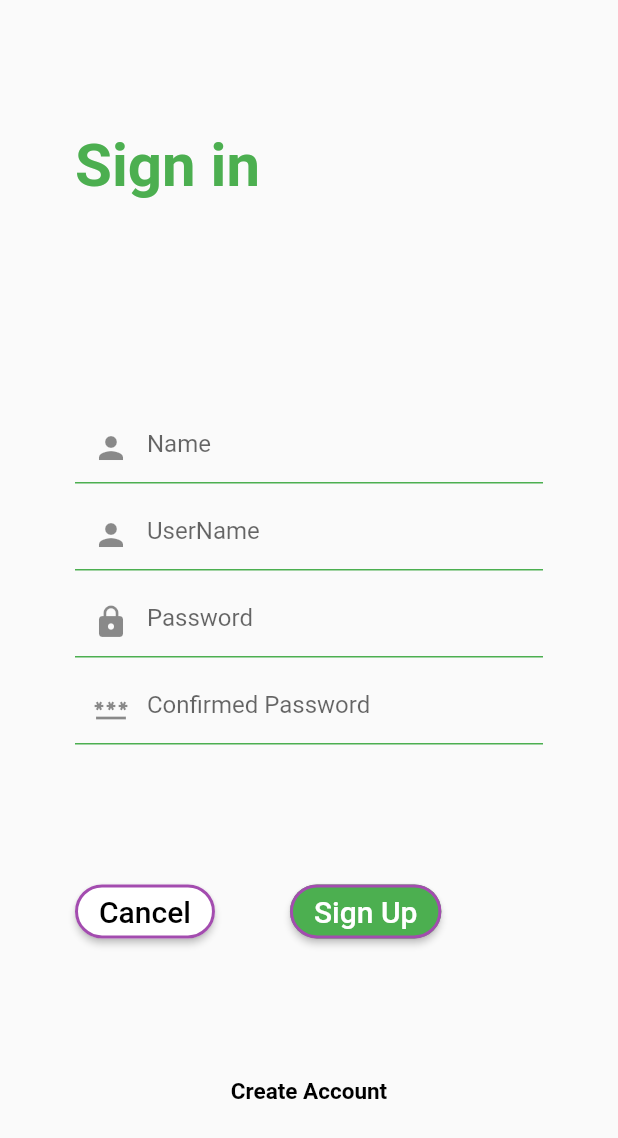
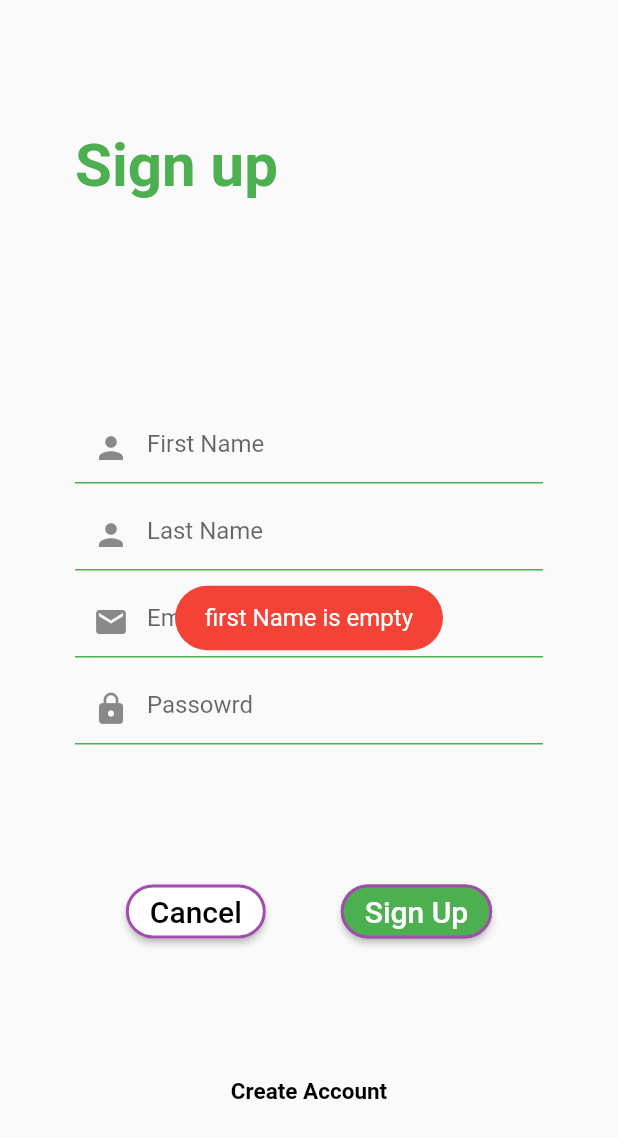
Before and after one commit to Nc-upadhyay/foodOrderingFlutterApp, a Flutter app: the SingUpPagge screen opened by its route, after a tap on "Sign Up", on a phone screen of 412 x 824 dp. Shown: the top 1138 px of the screen. Run offline on Flutter 3.47's test engine with Material 2 defaults, Android fonts, the phone set to English and light mode, and no system bars; drawn by our look-alikes of animated_text_kit; our stand-ins replace fluttertoast; missing offline and left inert: dart:html.

Commit message:
sign in up functionality

```diff
--- /dev/null
+++ b/lib/welcome/TextField.dart
@@ -0,0 +1,26 @@
+import 'package:flutter/material.dart';
+import 'package:flutter/src/widgets/container.dart';
+import 'package:flutter/src/widgets/framework.dart';
+
+class MyTextField extends StatelessWidget {
+  final String hint;
+  final Icon icon;
+  final bool textHidden;
+  final TextEditingController textEditingController;
+  const MyTextField(
+      this.hint, this.icon, this.textHidden, this.textEditingController,
+      {super.key});
+
+  @override
+  Widget build(BuildContext context) {
+    return TextFormField(
+      obscureText: textHidden,
+      controller: textEditingController,
+      decoration: InputDecoration(
+          hintText: hint,
+          prefixIcon: icon,
+          enabledBorder: UnderlineInputBorder(
+              borderSide: BorderSide(color: Colors.green))),
+    );
+  }
+}
--- a/lib/welcome/loginPage.dart
+++ b/lib/welcome/loginPage.dart
@@ -1,6 +1,7 @@
 import 'package:flutter/cupertino.dart';
 import 'package:flutter/material.dart';
 import 'package:animated_text_kit/animated_text_kit.dart';
+import 'package:food_ordering_app/welcome/TextField.dart';
 
 class LoginPage extends StatelessWidget {
   Widget build(BuildContext context) {
@@ -34,11 +35,13 @@ class LoginPage extends StatelessWidget {
           ),
           Column(
             children: [
-              textField("User name/Email", Icon(Icons.email)),
+              MyTextField(
+                  "Email", Icon(Icons.email), false, TextEditingController()),
               SizedBox(
                 height: 30,
               ),
-              textField('Password', Icon(Icons.lock))
+              MyTextField(
+                  'Password', Icon(Icons.lock), true, TextEditingController())
             ],
           ),
           Container(
@@ -85,17 +88,4 @@ class LoginPage extends StatelessWidget {
       ),
     );
   }
-
-  Widget textField(String hint, Icon icon) {
-    return TextFormField(
-      decoration: InputDecoration(
-          prefixIcon: icon,
-          hintText: hint,
-          hintStyle: const TextStyle(
-            color: Colors.black,
-          ),
-          enabledBorder: const UnderlineInputBorder(
-              borderSide: const BorderSide(color: Colors.green))),
-    );
-  }
 }
--- a/lib/welcome/signupPage.dart
+++ b/lib/welcome/signupPage.dart
@@ -1,9 +1,44 @@
+import 'dart:html';
+
 import 'package:animated_text_kit/animated_text_kit.dart';
 import 'package:flutter/material.dart';
+import 'package:fluttertoast/fluttertoast.dart';
 
-class SingUpPagge extends StatelessWidget {
+import 'TextField.dart';
+
+class SingUpPagge extends StatefulWidget {
+  @override
+  State<SingUpPagge> createState() => _SingUpPaggeState();
+}
+
+class _SingUpPaggeState extends State<SingUpPagge> {
+  GlobalKey<ScaffoldState> globalKey = GlobalKey();
+  TextEditingController firstName = new TextEditingController();
+  TextEditingController lastName = new TextEditingController();
+  TextEditingController email = new TextEditingController();
+  TextEditingController password = new TextEditingController();
+
+  void validation() {
+    if (firstName.text.trim().isEmpty || firstName.text.trim() == null) {
+      showToast("first Name is empty");
+      return;
+    } else if (lastName.text.trim().isEmpty || lastName.text.trim() == null) {
+      showToast("Last Name is empty");
+      return;
+    } else if (email.text.trim().isEmpty || email.text.trim() == null) {
+      showToast("Email Name is empty");
+      return;
+    }
+    if (password.text.trim().isEmpty || password.text.trim() == null) {
+      showToast("Password Name is empty");
+      return;
+    }
+  }
+
+  @override
   Widget build(BuildContext context) {
     return Scaffold(
+      key: globalKey,
       body: SafeArea(
         child: Container(
           margin: EdgeInsets.symmetric(horizontal: 50),
@@ -15,7 +50,7 @@ class SingUpPagge extends StatelessWidget {
                   height: 100,
                   child: AnimatedTextKit(repeatForever: true, animatedTexts: [
                     FadeAnimatedText(
-                      'Sign in',
+                      'Sign up',
                       textStyle: TextStyle(
                           fontSize: 40,
                           fontWeight: FontWeight.bold,
@@ -25,28 +60,31 @@ class SingUpPagge extends StatelessWidget {
                 ),
                 Column(
                   children: [
-                    textfield("Name", Icon(Icons.person)),
+                    MyTextField(
+                        "First Name", Icon(Icons.person), false, firstName),
+                    const SizedBox(
+                      height: 10,
+                    ),
+                    MyTextField(
+                        "Last Name", Icon(Icons.person), false, lastName),
                     SizedBox(
                       height: 10,
                     ),
-                    textfield("UserName", Icon(Icons.person)),
+                    MyTextField("Email", Icon(Icons.email), false, email),
                     SizedBox(
                       height: 10,
                     ),
-                    textfield("Password", Icon(Icons.lock)),
-                    SizedBox(
-                      height: 10,
-                    ),
-                    textfield("Confirmed Password", Icon(Icons.password)),
+                    MyTextField("Passowrd", Icon(Icons.lock), true, password),
                   ],
                 ),
                 Row(
+                  mainAxisAlignment: MainAxisAlignment.center,
                   children: [
-                    button("Cancel", Colors.black, Colors.white),
+                    button("Cancel", Colors.black, Colors.white, context),
                     SizedBox(
                       width: 50,
                     ),
-                    button("Sign Up", Colors.white, Colors.green),
+                    button("Sign Up", Colors.white, Colors.green, context),
                   ],
                 ),
                 Row(
@@ -70,17 +108,7 @@ class SingUpPagge extends StatelessWidget {
     );
   }
 
-  Widget textfield(String hint, Icon icon) {
-    return TextFormField(
-      decoration: InputDecoration(
-          hintText: hint,
-          prefixIcon: icon,
-          enabledBorder: UnderlineInputBorder(
-              borderSide: BorderSide(color: Colors.green))),
-    );
-  }
-
-  Widget button(String name, Color textColors, Color bg) {
+  Widget button(String name, Color textColors, Color bg, BuildContext context) {
     return ElevatedButton(
         style: ElevatedButton.styleFrom(
             backgroundColor: bg,
@@ -88,7 +116,24 @@ class SingUpPagge extends StatelessWidget {
                 borderRadius: BorderRadius.circular(50),
                 side: BorderSide(
                     color: Color.fromARGB(255, 163, 76, 175), width: 2))),
-        onPressed: () {},
+        onPressed: () {
+          if (name == "Cancel") {
+            Navigator.pushNamed(context, 'home');
+          } else {
+            validation();
+          }
+        },
         child: Text(name, style: TextStyle(fontSize: 20, color: textColors)));
   }
+
+  void showToast(String msg) {
+    Fluttertoast.showToast(
+        msg: msg,
+        toastLength: Toast.LENGTH_SHORT,
+        gravity: ToastGravity.CENTER,
+        timeInSecForIosWeb: 1,
+        backgroundColor: Colors.red,
+        textColor: Colors.white,
+        fontSize: 16.0);
+  }
 }
--- a/pubspec.yaml
+++ b/pubspec.yaml
@@ -32,6 +32,7 @@ dependencies:
   flutter:
     sdk: flutter
   animated_text_kit:
+  fluttertoast: ^8.1.2
 
   # The following adds the Cupertino Icons font to your application.
   # Use with the CupertinoIcons class for iOS style icons.
```
Also changed, not shown: pubspec.lock.
